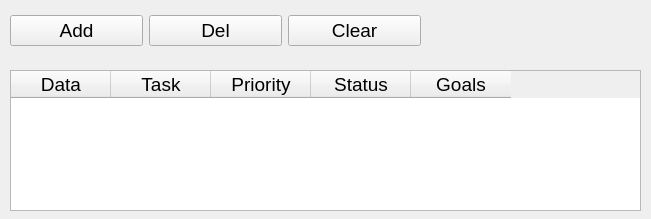
The window that ui/base_ui/ui_mainWindowTable.ui (Anzhelika007/PyQt_My_App) describes before a commit, drawn with Qt 5.
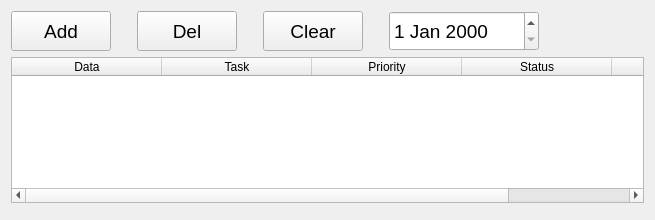
The same window after the commit.

Commit message: add table comboBox

```diff
--- a/ui/base_ui/ui_mainWindowTable.ui
+++ b/ui/base_ui/ui_mainWindowTable.ui
@@ -6,10 +6,16 @@
    <rect>
     <x>0</x>
     <y>0</y>
-    <width>651</width>
-    <height>219</height>
+    <width>655</width>
+    <height>220</height>
    </rect>
   </property>
+  <property name="minimumSize">
+   <size>
+    <width>655</width>
+    <height>220</height>
+   </size>
+  </property>
   <property name="font">
    <font>
     <pointsize>14</pointsize>
@@ -18,98 +24,224 @@
   <property name="windowTitle">
    <string>Form</string>
   </property>
-  <widget class="QTableWidget" name="tableWidget">
-   <property name="geometry">
-    <rect>
-     <x>10</x>
-     <y>70</y>
-     <width>631</width>
-     <height>141</height>
-    </rect>
-   </property>
-   <column>
-    <property name="text">
-     <string>Data</string>
-    </property>
-   </column>
-   <column>
-    <property name="text">
-     <string>Task</string>
-    </property>
-   </column>
-   <column>
-    <property name="text">
-     <string>Priority</string>
-    </property>
-   </column>
-   <column>
-    <property name="text">
-     <string>Status</string>
-    </property>
-   </column>
-   <column>
-    <property name="text">
-     <string>Goals</string>
-    </property>
-   </column>
-  </widget>
-  <widget class="QWidget" name="">
-   <property name="geometry">
-    <rect>
-     <x>10</x>
-     <y>10</y>
-     <width>411</width>
-     <height>51</height>
-    </rect>
-   </property>
-   <layout class="QHBoxLayout" name="horizontalLayout">
-    <property name="leftMargin">
-     <number>0</number>
-    </property>
-    <property name="bottomMargin">
-     <number>10</number>
-    </property>
-    <item>
-     <widget class="QPushButton" name="pushButtonAddRow">
-      <property name="minimumSize">
-       <size>
-        <width>100</width>
-        <height>0</height>
-       </size>
+  <property name="styleSheet">
+   <string notr="true">QPushButton{
+	margin-right: 20px;
+}</string>
+  </property>
+  <layout class="QVBoxLayout" name="verticalLayout">
+   <item>
+    <layout class="QHBoxLayout" name="horizontalLayout">
+     <item>
+      <widget class="QPushButton" name="pushButtonAddRow">
+       <property name="sizePolicy">
+        <sizepolicy hsizetype="Minimum" vsizetype="Minimum">
+         <horstretch>0</horstretch>
+         <verstretch>0</verstretch>
+        </sizepolicy>
+       </property>
+       <property name="minimumSize">
+        <size>
+         <width>120</width>
+         <height>40</height>
+        </size>
+       </property>
+       <property name="font">
+        <font>
+         <pointsize>14</pointsize>
+        </font>
+       </property>
+       <property name="text">
+        <string>Add</string>
+       </property>
+      </widget>
+     </item>
+     <item>
+      <widget class="QPushButton" name="pushButtonDelRow">
+       <property name="sizePolicy">
+        <sizepolicy hsizetype="Minimum" vsizetype="Minimum">
+         <horstretch>0</horstretch>
+         <verstretch>0</verstretch>
+        </sizepolicy>
+       </property>
+       <property name="minimumSize">
+        <size>
+         <width>120</width>
+         <height>40</height>
+        </size>
+       </property>
+       <property name="font">
+        <font>
+         <pointsize>14</pointsize>
+        </font>
+       </property>
+       <property name="text">
+        <string>Del</string>
+       </property>
+      </widget>
+     </item>
+     <item>
+      <widget class="QPushButton" name="pushButtonClear">
+       <property name="sizePolicy">
+        <sizepolicy hsizetype="Minimum" vsizetype="Minimum">
+         <horstretch>0</horstretch>
+         <verstretch>0</verstretch>
+        </sizepolicy>
+       </property>
+       <property name="minimumSize">
+        <size>
+         <width>120</width>
+         <height>40</height>
+        </size>
+       </property>
+       <property name="font">
+        <font>
+         <pointsize>14</pointsize>
+        </font>
+       </property>
+       <property name="text">
+        <string>Clear</string>
+       </property>
+      </widget>
+     </item>
+     <item>
+      <widget class="QDateEdit" name="dateEditTable">
+       <property name="minimumSize">
+        <size>
+         <width>150</width>
+         <height>40</height>
+        </size>
+       </property>
+       <property name="maximumSize">
+        <size>
+         <width>16777215</width>
+         <height>40</height>
+        </size>
+       </property>
+      </widget>
+     </item>
+     <item>
+      <spacer name="horizontalSpacer_2">
+       <property name="orientation">
+        <enum>Qt::Horizontal</enum>
+       </property>
+       <property name="sizeHint" stdset="0">
+        <size>
+         <width>40</width>
+         <height>20</height>
+        </size>
+       </property>
+      </spacer>
+     </item>
+    </layout>
+   </item>
+   <item>
+    <widget class="QTableWidget" name="tableWidget">
+     <property name="sizePolicy">
+      <sizepolicy hsizetype="Expanding" vsizetype="Expanding">
+       <horstretch>0</horstretch>
+       <verstretch>99</verstretch>
+      </sizepolicy>
+     </property>
+     <attribute name="horizontalHeaderCascadingSectionResizes">
+      <bool>true</bool>
+     </attribute>
+     <attribute name="horizontalHeaderDefaultSectionSize">
+      <number>150</number>
+     </attribute>
+     <attribute name="horizontalHeaderShowSortIndicator" stdset="0">
+      <bool>true</bool>
+     </attribute>
+     <attribute name="horizontalHeaderStretchLastSection">
+      <bool>true</bool>
+     </attribute>
+     <attribute name="verticalHeaderStretchLastSection">
+      <bool>true</bool>
+     </attribute>
+     <column>
+      <property name="text">
+       <string>Data</string>
       </property>
+     </column>
+     <column>
       <property name="text">
-       <string>Add</string>
+       <string>Task</string>
       </property>
-     </widget>
-    </item>
-    <item>
-     <widget class="QPushButton" name="pushButtonDelRow">
-      <property name="minimumSize">
-       <size>
-        <width>100</width>
-        <height>0</height>
-       </size>
+     </column>
+     <column>
+      <property name="text">
+       <string>Priority</string>
       </property>
+     </column>
+     <column>
       <property name="text">
-       <string>Del</string>
+       <string>Status</string>
       </property>
-     </widget>
-    </item>
-    <item>
-     <widget class="QPushButton" name="pushButtonClear">
-      <property name="minimumSize">
-       <size>
-        <width>100</width>
-        <height>0</height>
-       </size>
-      </property>
+     </column>
+     <column>
       <property name="text">
-       <string>Clear</string>
+       <string>Goals</string>
       </property>
+     </column>
+    </widget>
+   </item>
+   <item>
+    <widget class="QFrame" name="frame_7">
+     <property name="frameShape">
+      <enum>QFrame::StyledPanel</enum>
+     </property>
+     <property name="frameShadow">
+      <enum>QFrame::Raised</enum>
+     </property>
+     <widget class="QWidget" name="layoutWidget">
+      <property name="geometry">
+       <rect>
+        <x>0</x>
+        <y>0</y>
+        <width>541</width>
+        <height>254</height>
+       </rect>
+      </property>
+      <layout class="QHBoxLayout" name="horizontalLayout_5">
+       <item>
+        <widget class="QLabel" name="label_3">
+         <property name="text">
+          <string>TextLabel</string>
+         </property>
+        </widget>
+       </item>
+       <item>
+        <spacer name="horizontalSpacer">
+         <property name="orientation">
+          <enum>Qt::Horizontal</enum>
+         </property>
+         <property name="sizeHint" stdset="0">
+          <size>
+           <width>40</width>
+           <height>20</height>
+          </size>
+         </property>
+        </spacer>
+       </item>
+       <item>
+        <widget class="QPushButton" name="pushButton_2">
+         <property name="text">
+          <string>PushButton</string>
+         </property>
+        </widget>
+       </item>
+       <item>
+        <widget class="QPushButton" name="pushButton">
+         <property name="text">
+          <string>PushButton</string>
+         </property>
+        </widget>
+       </item>
+      </layout>
      </widget>
-    </item>
-   </layout>
-  </widget>
+    </widget>
+   </item>
+  </layout>
  </widget>
  <resources/>
  <connections/>
```
The commit also changes 8 other files.
